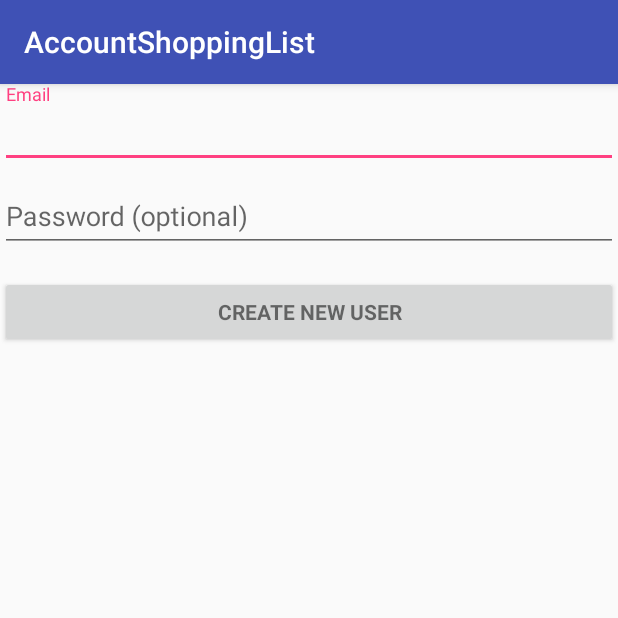
After one commit to caihua2400/AccountShoppingList, an Android app: the SignUp screen opened directly, with no data from a screen before it, on a phone screen of 412 x 824 dp, the top half of it. The commit adds this screen. Run offline under Robolectric (Android 15) with nearby library versions, the phone set to English and light mode, and no system bars; our stand-ins replace Firebase (no records; nobody signed in at launch, a user with empty details on screens opened directly).

Commit message:
firebase login

```diff
--- a/app/build.gradle
+++ b/app/build.gradle
@@ -22,8 +22,13 @@ dependencies {
     implementation fileTree(dir: 'libs', include: ['*.jar'])
     implementation 'com.android.support:appcompat-v7:26.1.0'
     implementation 'com.android.support.constraint:constraint-layout:1.0.2'
+    implementation 'com.google.firebase:firebase-auth:16.0.1'
+    implementation 'com.android.support:design:26.1.0'
     compile 'com.jjoe64:graphview:4.2.1'
+
     testImplementation 'junit:junit:4.12'
     androidTestImplementation 'com.android.support.test:runner:1.0.1'
     androidTestImplementation 'com.android.support.test.espresso:espresso-core:3.0.1'
 }
+
+apply plugin: 'com.google.gms.google-services'
--- /dev/null
+++ b/app/src/main/java/com/example/owner/accountshoppinglist/SignUp.java
@@ -0,0 +1,71 @@
+package com.example.owner.accountshoppinglist;
+
+import android.content.Intent;
+import android.support.annotation.NonNull;
+import android.support.v7.app.AppCompatActivity;
+import android.os.Bundle;
+import android.util.Log;
+import android.view.View;
+import android.widget.Button;
+import android.widget.EditText;
+import android.widget.Toast;
+
+import com.google.android.gms.tasks.OnCompleteListener;
+import com.google.android.gms.tasks.Task;
+import com.google.firebase.auth.AuthResult;
+import com.google.firebase.auth.FirebaseAuth;
+import com.google.firebase.auth.FirebaseUser;
+
+public class SignUp extends AppCompatActivity {
+    private FirebaseAuth mAuth;
+    @Override
+    protected void onCreate(Bundle savedInstanceState) {
+        super.onCreate(savedInstanceState);
+        setContentView(R.layout.activity_sign_up);
+        mAuth = FirebaseAuth.getInstance();
+        final EditText editText_email= findViewById(R.id.email_sign_up);
+        final EditText editText_password=findViewById(R.id.password_sign_up);
+
+
+        Button button_signup= findViewById(R.id.sign_up_button);
+        button_signup.setOnClickListener(new View.OnClickListener() {
+            @Override
+            public void onClick(View view) {
+                 String email=editText_email.getText().toString();
+                 String password=editText_password.getText().toString();
+                Log.d("failded in create user",email+" :"+password);
+                mAuth.createUserWithEmailAndPassword(email,password).addOnCompleteListener(
+                        SignUp.this, new OnCompleteListener<AuthResult>() {
+                            @Override
+                            public void onComplete(@NonNull Task<AuthResult> task) {
+                                if (task.isSuccessful()) {
+                                    // Sign in success, update UI with the signed-in user's information
+                                    Log.d( "createUser","success");
+                                    FirebaseUser user = mAuth.getCurrentUser();
+                                    Intent intent=new Intent(SignUp.this,LoginActivity.class);
+                                    startActivity(intent);
+
+                                } else {
+                                    // If sign in fails, display a message to the user.
+                                    Log.w( "createUser:failure", task.getException());
+
+                                    Toast.makeText(SignUp.this, "Authentication failed.",
+                                            Toast.LENGTH_SHORT).show();
+
+                                }
+                            }
+                        }
+                );
+            }
+        });
+
+
+    }
+
+    @Override
+    protected void onStart() {
+        super.onStart();
+        //FirebaseUser currentUser = mAuth.getCurrentUser();
+        //updateUI(currentUser);
+    }
+}
--- /dev/null
+++ b/app/src/main/res/layout/activity_sign_up.xml
@@ -0,0 +1,55 @@
+<?xml version="1.0" encoding="utf-8"?>
+<LinearLayout xmlns:android="http://schemas.android.com/apk/res/android"
+    xmlns:app="http://schemas.android.com/apk/res-auto"
+    xmlns:tools="http://schemas.android.com/tools"
+    android:layout_width="match_parent"
+    android:layout_height="match_parent"
+    tools:context=".SignUp"
+    android:gravity="center_horizontal"
+    android:orientation="vertical">
+
+    <android.support.design.widget.TextInputLayout
+        android:layout_width="match_parent"
+        android:layout_height="wrap_content">
+
+        <AutoCompleteTextView
+            android:id="@+id/email_sign_up"
+            android:layout_width="match_parent"
+            android:layout_height="wrap_content"
+            android:hint="@string/prompt_email"
+            android:inputType="textEmailAddress"
+            android:maxLines="1"
+            android:singleLine="true" />
+
+    </android.support.design.widget.TextInputLayout>
+
+    <android.support.design.widget.TextInputLayout
+        android:layout_width="match_parent"
+        android:layout_height="wrap_content">
+
+        <EditText
+            android:id="@+id/password_sign_up"
+            android:layout_width="match_parent"
+            android:layout_height="wrap_content"
+            android:hint="@string/prompt_password"
+            android:imeActionId="6"
+            android:imeActionLabel="@string/action_sign_in_short"
+            android:imeOptions="actionUnspecified"
+            android:inputType="textPassword"
+            android:maxLines="1"
+            android:singleLine="true" />
+
+    </android.support.design.widget.TextInputLayout>
+
+    <Button
+        android:id="@+id/sign_up_button"
+        style="?android:textAppearanceSmall"
+        android:layout_width="match_parent"
+        android:layout_height="wrap_content"
+        android:layout_marginTop="16dp"
+        android:text="Create New User"
+        android:textStyle="bold" />
+
+
+
+</LinearLayout>
--- /dev/null
+++ b/app/src/main/res/values/dimens.xml
@@ -0,0 +1,5 @@
+<resources>
+    <!-- Default screen margins, per the Android Design guidelines. -->
+    <dimen name="activity_horizontal_margin">16dp</dimen>
+    <dimen name="activity_vertical_margin">16dp</dimen>
+</resources>
--- a/app/src/main/res/values/strings.xml
+++ b/app/src/main/res/values/strings.xml
@@ -8,4 +8,18 @@
         <item>Other</item>
 
     </string-array>
+    <string name="title_activity_login">Sign in</string>
+
+    <!-- Strings related to login -->
+    <string name="prompt_email">Email</string>
+    <string name="prompt_password">Password (optional)</string>
+    <string name="action_sign_in">Sign in or register</string>
+    <string name="action_sign_in_short">Sign in</string>
+    <string name="error_invalid_email">This email address is invalid</string>
+    <string name="error_invalid_password">This password is too short</string>
+    <string name="error_incorrect_password">This password is incorrect</string>
+    <string name="error_field_required">This field is required</string>
+    <string name="permission_rationale">"Contacts permissions are needed for providing email
+        completions."
+    </string>
 </resources>
--- a/build.gradle
+++ b/build.gradle
@@ -12,6 +12,7 @@ buildscript {
 
         // NOTE: Do not place your application dependencies here; they belong
         // in the individual module build.gradle files
+        classpath 'com.google.gms:google-services:3.1.1'
     }
 }
 
```
Also changed, not shown: app/src/main/AndroidManifest.xml (+14 -3 lines), app/src/main/java/com/example/owner/accountshoppinglist/LoginActivity.java (added, +377 -0 lines), app/src/main/res/layout/activity_login.xml (added, +83 -0 lines), 2 other files.
